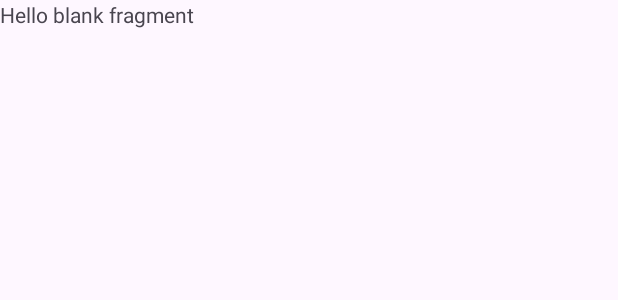
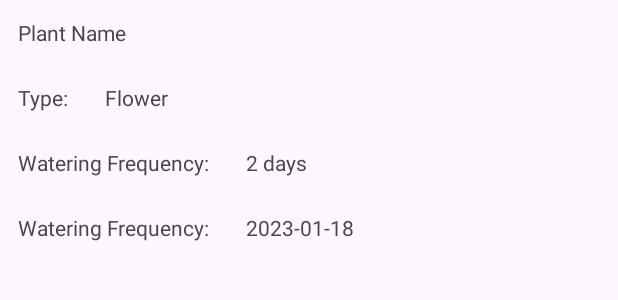
Before and after one commit to madhavth/Gardening-Journal-App, an Android app: the layout fragment_plant_details.xml on its own in the app's theme, with its tools: preview values and no code run, on a phone screen of 412 x 824 dp. Shown: the top 300 px of the screen. Run offline under Robolectric (Android 15) with nearby library versions, the phone set to English and light mode, and no system bars.

Commit message:
added layout for plant details

```diff
--- a/app/src/main/java/com/madhavth/gardeningjournalapp/PlantDetailsFragment.kt
+++ b/app/src/main/java/com/madhavth/gardeningjournalapp/PlantDetailsFragment.kt
@@ -7,7 +7,9 @@ import android.view.View
 import android.view.ViewGroup
 import androidx.fragment.app.viewModels
 import androidx.hilt.navigation.fragment.hiltNavGraphViewModels
+import androidx.navigation.fragment.findNavController
 import androidx.navigation.fragment.navArgs
+import com.madhavth.gardeningjournalapp.databinding.FragmentPlantDetailsBinding
 import com.madhavth.gardeningjournalapp.features.plant_details.presentation.view_models.PlantDetailViewModel
 import dagger.hilt.android.AndroidEntryPoint
 import javax.inject.Inject
@@ -19,16 +21,15 @@ class PlantDetailsFragment : Fragment() {
 
     private val plantDetailViewModel by hiltNavGraphViewModels<PlantDetailViewModel>(R.id.nav_graph_xml)
 
-    override fun onCreate(savedInstanceState: Bundle?) {
-        super.onCreate(savedInstanceState)
-    }
+    private lateinit var binding: FragmentPlantDetailsBinding
 
     override fun onCreateView(
         inflater: LayoutInflater, container: ViewGroup?,
         savedInstanceState: Bundle?
-    ): View? {
+    ): View {
         // Inflate the layout for this fragment
-        return inflater.inflate(R.layout.fragment_plant_details, container, false)
+        binding = FragmentPlantDetailsBinding.inflate(inflater, container, false)
+        return binding.root
     }
 
     override fun onViewCreated(view: View, savedInstanceState: Bundle?) {
@@ -42,10 +43,13 @@ class PlantDetailsFragment : Fragment() {
     private fun bindViews() {
 
     }
+
     private fun bindObservers() {
-        plantDetailViewModel.plant.observe(viewLifecycleOwner) {
-         plant ->
-            if(plant == null) return@observe
+        plantDetailViewModel.plant.observe(viewLifecycleOwner) { plant ->
+            if (plant == null) {
+                findNavController().popBackStack()
+                return@observe
+            }
     }
 }
 
--- a/app/src/main/java/com/madhavth/gardeningjournalapp/features/plant_details/presentation/view_models/PlantDetailViewModel.kt
+++ b/app/src/main/java/com/madhavth/gardeningjournalapp/features/plant_details/presentation/view_models/PlantDetailViewModel.kt
@@ -29,6 +29,11 @@ class PlantDetailViewModel @Inject constructor(
     suspend fun updatePlant(plant: Plant) {
         plantRepository.update(plant)
     }
+
+    suspend fun deletePlant(plant: Plant) {
+        plantRepository.delete(plant)
+    }
+
     fun setPlant(plant: Plant) {
         _plant.value = plant
     }
--- a/app/src/main/res/layout/fragment_plant_details.xml
+++ b/app/src/main/res/layout/fragment_plant_details.xml
@@ -1,14 +1,76 @@
 <?xml version="1.0" encoding="utf-8"?>
-<FrameLayout xmlns:android="http://schemas.android.com/apk/res/android"
+<androidx.constraintlayout.widget.ConstraintLayout xmlns:android="http://schemas.android.com/apk/res/android"
     xmlns:tools="http://schemas.android.com/tools"
     android:layout_width="match_parent"
     android:layout_height="match_parent"
+    xmlns:app="http://schemas.android.com/apk/res-auto"
     tools:context=".PlantDetailsFragment">
 
-    <!-- TODO: Update blank fragment layout -->
     <TextView
+        android:id="@+id/tv_plant_name"
         android:layout_width="match_parent"
-        android:layout_height="match_parent"
-        android:text="@string/hello_blank_fragment" />
+        android:layout_height="wrap_content"
+        android:padding="12dp"
+        android:text="Plant Name"
+        app:layout_constraintTop_toTopOf="parent" />
 
-</FrameLayout>
+
+    <TextView
+        android:id="@+id/tv_plant_type"
+        android:layout_width="0dp"
+        android:layout_height="wrap_content"
+        android:padding="12dp"
+        app:layout_constraintStart_toEndOf="@id/label_type"
+        android:text="Flower"
+        app:layout_constraintTop_toBottomOf="@id/tv_plant_name" />
+
+    <TextView
+        android:id="@+id/label_type"
+        android:layout_width="wrap_content"
+        app:layout_constraintStart_toStartOf="parent"
+        android:layout_height="wrap_content"
+        android:padding="12dp"
+        android:text="Type:"
+        app:layout_constraintTop_toBottomOf="@id/tv_plant_name" />
+
+
+    <TextView
+        android:id="@+id/tv_watering_frequency"
+        android:layout_width="0dp"
+        android:layout_height="wrap_content"
+        android:padding="12dp"
+        app:layout_constraintStart_toEndOf="@id/label_watering_frequency"
+        android:text="2 days"
+        app:layout_constraintTop_toBottomOf="@id/label_type" />
+
+    <TextView
+        android:id="@+id/label_watering_frequency"
+        app:layout_constraintStart_toStartOf="parent"
+        android:layout_width="wrap_content"
+        android:layout_height="wrap_content"
+        android:padding="12dp"
+        android:text="Watering Frequency:"
+        app:layout_constraintTop_toBottomOf="@id/label_type" />
+
+    <TextView
+        android:id="@+id/tv_planting_date"
+        android:layout_width="0dp"
+        android:layout_height="wrap_content"
+        android:padding="12dp"
+        app:layout_constraintStart_toEndOf="@id/label_watering_frequency"
+        android:text="2023-01-18"
+        app:layout_constraintTop_toBottomOf="@id/label_watering_frequency" />
+
+    <TextView
+        android:id="@+id/label_planting_date"
+        app:layout_constraintStart_toStartOf="parent"
+        android:layout_width="wrap_content"
+        android:layout_height="wrap_content"
+        android:padding="12dp"
+        android:text="Watering Frequency:"
+        app:layout_constraintTop_toBottomOf="@id/label_watering_frequency" />
+
+
+
+
+</androidx.constraintlayout.widget.ConstraintLayout>
```
Lines whose indentation alone changed are shown as unchanged.
